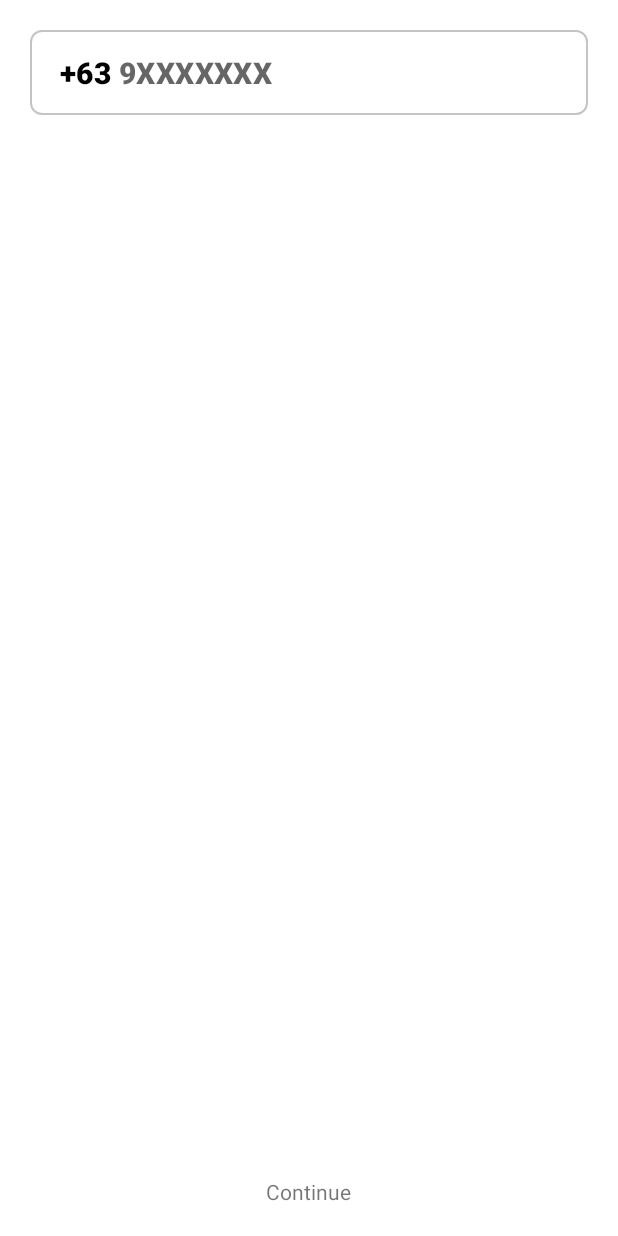
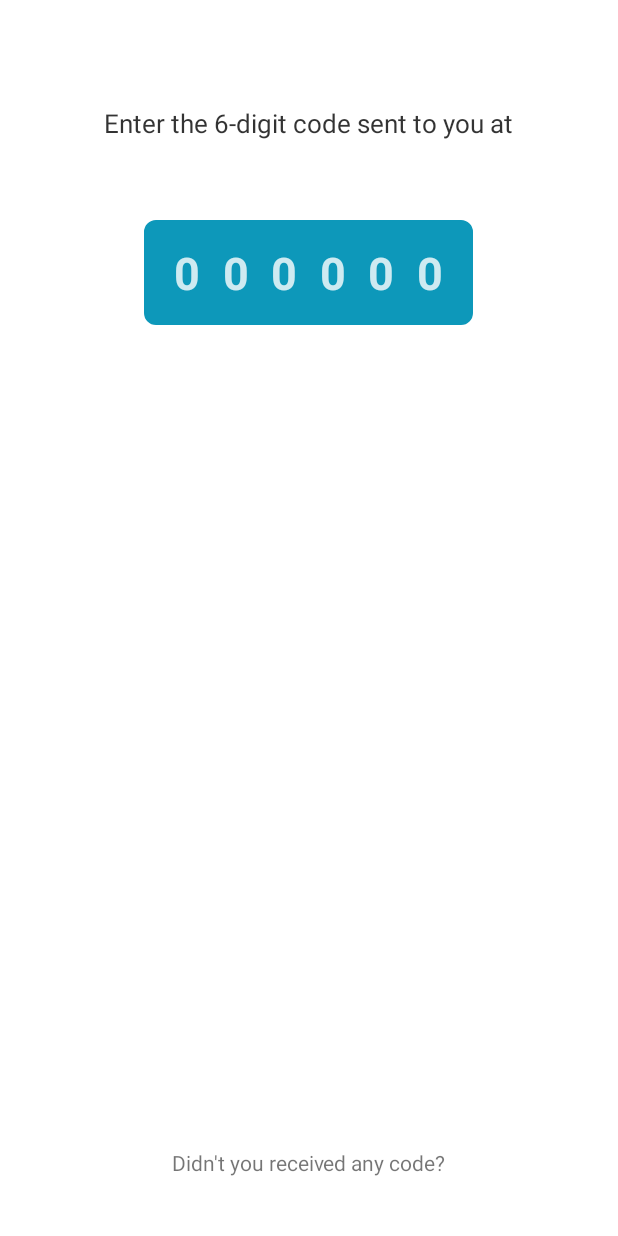
Before and after one commit to Eastly1997/Swarm_hackaton, an Android app: the layout activity_phone_authentication.xml on its own in the app's theme, with its tools: preview values and no code run, on a phone screen of 412 x 824 dp. Run offline under Robolectric (Android 15) with nearby library versions, the phone set to English and light mode, and no system bars.

Commit message:
Implement phone authentication UX
[User] jw.bodoso

```diff
--- a/app/src/main/java/com/funtease/practice/SplashScreenActivity.kt
+++ b/app/src/main/java/com/funtease/practice/SplashScreenActivity.kt
@@ -8,7 +8,7 @@ import androidx.appcompat.app.AppCompatActivity
 class SplashScreenActivity : AppCompatActivity (){
     override fun onCreate(savedInstanceState: Bundle?) {
         super.onCreate(savedInstanceState)
-        startActivity(Intent(this@SplashScreenActivity, PhoneAuthenticationActivity ::class.java))
+        startActivity(Intent(this@SplashScreenActivity, ProvisioningActivity ::class.java))
         finish()
     }
 }
--- a/app/src/main/java/com/funtease/practice/fragments/HomeFragment.kt
+++ b/app/src/main/java/com/funtease/practice/fragments/HomeFragment.kt
@@ -115,9 +115,9 @@ class HomeFragment : Fragment() {
         val adRequest = AdRequest.Builder().build()
 
         //Prod
-//        val adUnit = "ca-app-pub-5106113422678211/8889551687"
+        val adUnit = "ca-app-pub-5106113422678211/8889551687"
         //Testing
-        val adUnit = "ca-app-pub-3940256099942544/5224354917"
+//        val adUnit = "ca-app-pub-3940256099942544/5224354917"
         RewardedAd.load(activity, adUnit, adRequest, object : RewardedAdLoadCallback() {
             override fun onAdFailedToLoad(adError: LoadAdError) {
                 Log.d("GOOGLE_ADS", "Error: " + adError.message)
--- a/app/src/main/res/layout/activity_phone_authentication.xml
+++ b/app/src/main/res/layout/activity_phone_authentication.xml
@@ -5,40 +5,75 @@
         <variable
             name="verifyPhoneClickListener"
             type="android.view.View.OnClickListener" />
+        <variable
+            name="verificationCode"
+            type="String" />
     </data>
     <RelativeLayout
         android:layout_width="match_parent"
         android:layout_height="match_parent"
         android:padding="20dp">
+
+        <TextView
+            android:id="@+id/header_title"
+            android:layout_width="wrap_content"
+            android:layout_height="wrap_content"
+            android:layout_centerHorizontal="true"
+            android:layout_marginTop="50dp"
+            android:textSize="17sp"
+            android:textColor="@color/black_80"
+            android:text="Enter the 6-digit code sent to you at" />
+
+        <TextView
+            android:id="@+id/phoneNumber"
+            style="@style/TextHeader2"
+            android:layout_width="wrap_content"
+            android:layout_height="wrap_content"
+            android:layout_below="@id/header_title"
+            android:layout_centerHorizontal="true"
+            android:layout_marginBottom="25dp" />
+
         <LinearLayout
-            android:layout_width="match_parent"
+            android:layout_width="wrap_content"
             android:layout_height="wrap_content"
-            android:orientation="horizontal"
-            android:background="@drawable/rounded_view">
-            <TextView
+            android:layout_below="@id/phoneNumber"
+            android:background="@drawable/rounded_view"
+            android:backgroundTint="@color/bluegreen"
+            android:layout_centerHorizontal="true"
+            android:orientation="horizontal">
+
+            <EditText
+                android:id="@+id/verificationCode"
                 android:layout_width="wrap_content"
                 android:layout_height="wrap_content"
-                android:text="+63"
-                style="@style/TextHeader" />
-            <EditText
-                android:layout_marginStart="5dp"
-                android:id="@+id/phone"
-                android:layout_width="match_parent"
-                android:layout_height="wrap_content"
-                android:hint="9XXXXXXX"
-                style="@style/TextHeader"
+                android:background="@color/transparent"
+                android:hint="000000"
                 android:inputType="number"
-                android:maxLength="10"
-                android:background="@color/transparent"/>
+                android:maxLength="6"
+                android:letterSpacing="0.5"
+                android:textColorHint="@color/white_80"
+                android:textStyle="bold"
+                android:textSize="30sp"
+                android:text="@{verificationCode}"
+                android:textColor="@color/white" />
 
         </LinearLayout>
+
         <TextView
-            android:layout_centerHorizontal="true"
-            android:layout_alignParentBottom="true"
-            android:id="@+id/login"
             android:layout_width="wrap_content"
             android:layout_height="wrap_content"
+            android:layout_above="@id/resendOtp"
+            android:layout_centerHorizontal="true"
             android:onClick="@{verifyPhoneClickListener}"
-            android:text="Continue"/>
+            android:text="Didn't you received any code?" />
+
+        <TextView
+            android:id="@+id/resendOtp"
+            android:layout_width="wrap_content"
+            android:layout_height="wrap_content"
+            android:layout_alignParentBottom="true"
+            android:layout_centerHorizontal="true"
+            android:onClick="@{verifyPhoneClickListener}"
+            android:textStyle="bold" />
     </RelativeLayout>
 </layout>
--- a/app/src/main/res/values/colors.xml
+++ b/app/src/main/res/values/colors.xml
@@ -11,6 +11,9 @@
 
     <color name="background">#F0F0F0</color>
     <color name="background_card">#FFFFFF</color>
+    <color name="white_50">#80FFFFFF</color>
+    <color name="white_80">#CCFFFFFF</color>
+    <color name="black_80">#CC000000</color>
 
     <color name="background_dim">#33000000</color>
     <color name="transparent">#00FFFFFF</color>
--- a/app/src/main/res/values/styles.xml
+++ b/app/src/main/res/values/styles.xml
@@ -30,6 +30,17 @@
     <style name="TextHeader" parent="TextAppearance.MaterialComponents.Headline6">
         <item name="android:textColor">@color/black</item>
         <item name="android:textStyle">bold</item>
+        <item name="android:textSize">25sp</item>
+    </style>
+
+    <style name="TextHeader2" parent="TextAppearance.MaterialComponents.Headline6">
+        <item name="android:textColor">@color/black</item>
+        <item name="android:textStyle">bold</item>
+        <item name="android:textSize">20sp</item>
+    </style>
+
+    <style name="TextContent" parent="TextAppearance.MaterialComponents.Headline6">
+        <item name="android:textSize">16sp</item>
     </style>
 
     <style name="cardFeed" parent="CardView">
```
Also changed, not shown: app/src/main/AndroidManifest.xml (+6 -5 lines), app/src/main/java/com/funtease/practice/PhoneAuthenticationActivity.kt (+37 -14 lines), app/src/main/java/com/funtease/practice/ProvisioningActivity.kt (+31 -0 lines), app/src/main/res/drawable/ic_refresh.xml (added, +10 -0 lines), app/src/main/res/layout/activity_provisioning.xml (+45 -12 lines), app/src/main/res/drawable/ic_ph_flag.png (added).
